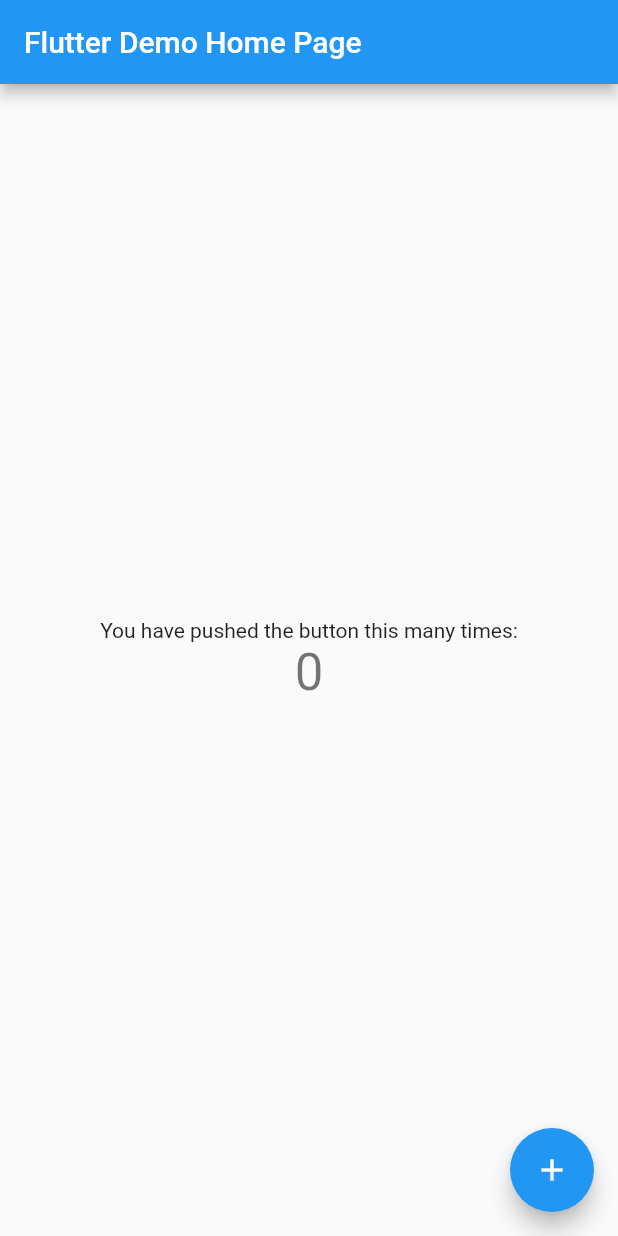
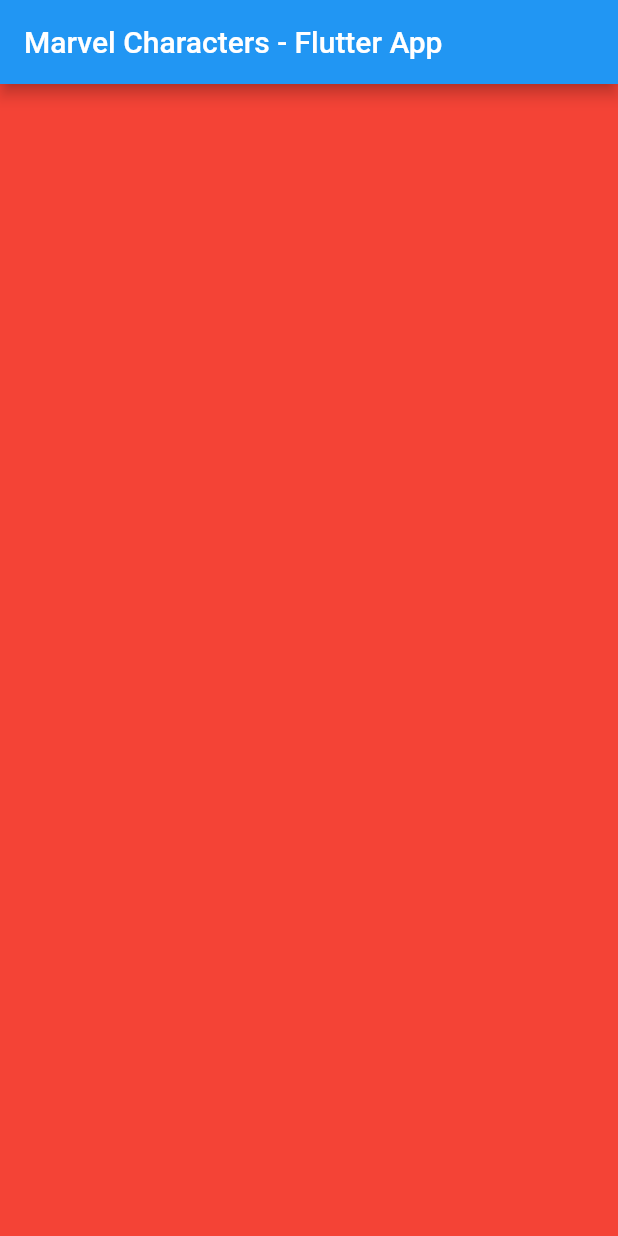
Before and after one commit to guiotta/marvel_flutter, a Flutter app: the screen it shows after launch, on a phone screen of 412 x 824 dp. Run offline on Flutter 3.47's test engine with Material 2 defaults, Android fonts, the phone set to English and light mode, and no system bars; our stand-ins replace convert, dio; network calls fail.

Commit message:
Passa a ler dados do Serviço da Marvel.

```diff
--- /dev/null
+++ b/lib/characters/model/characters_response.dart
@@ -0,0 +1,101 @@
+class CharactersResponse {
+  Data data;
+
+  CharactersResponse(this.data);
+
+
+  CharactersResponse.fromJson(Map<String, dynamic> json) {
+    data = json['data'] != null ? new Data.fromJson(json['data']) : null;
+  }
+
+  Map<String, dynamic> toJson() {
+    final Map<String, dynamic> data = new Map<String, dynamic>();
+    if (this.data != null) {
+      data['data'] = this.data.toJson();
+    }
+  }
+}
+
+class Data {
+  int offset;
+  int limit;
+  int total;
+  int count;
+  List<Character> characters;
+
+  Data({this.offset, this.limit, this.total, this.count, this.characters});
+
+  Data.fromJson(Map<String, dynamic> json) {
+    offset = json['offset'];
+    limit = json['limit'];
+    total = json['total'];
+    count = json['count'];
+    if (json['results'] != null) {
+      characters = new List<Character>();
+      json['results'].forEach((v) {
+        characters.add(new Character.fromJson(v));
+      });
+    }
+  }
+
+  Map<String, dynamic> toJson() {
+    final Map<String, dynamic> data = new Map<String, dynamic>();
+    data['offset'] = this.offset;
+    data['limit'] = this.limit;
+    data['total'] = this.total;
+    data['count'] = this.count;
+    if (this.characters != null) {
+      data['results'] = this.characters.map((v) => v.toJson()).toList();
+    }
+    return data;
+  }
+}
+
+class Character {
+  int id;
+  String name;
+  String description;
+  Thumbnail thumbnail;
+
+  Character(
+      {this.id,
+        this.name,
+        this.description,
+        this.thumbnail});
+
+  Character.fromJson(Map<String, dynamic> json) {
+    id = json['id'];
+    name = json['name'];
+    description = json['description'];
+    thumbnail = json['thumbnail'] != null
+        ? new Thumbnail.fromJson(json['thumbnail'])
+        : null;
+  }
+
+  Map<String, dynamic> toJson() {
+    final Map<String, dynamic> data = new Map<String, dynamic>();
+    data['id'] = this.id;
+    data['name'] = this.name;
+    data['description'] = this.description;
+    return data;
+  }
+}
+
+class Thumbnail {
+  String path;
+  String extension;
+
+  Thumbnail({this.path, this.extension});
+
+  Thumbnail.fromJson(Map<String, dynamic> json) {
+    path = json['path'];
+    extension = json['extension'];
+  }
+
+  Map<String, dynamic> toJson() {
+    final Map<String, dynamic> data = new Map<String, dynamic>();
+    data['path'] = this.path;
+    data['extension'] = this.extension;
+    return data;
+  }
+}
--- /dev/null
+++ b/lib/characters/presenter/characters_presenter.dart
@@ -0,0 +1,71 @@
+import 'dart:convert';
+
+import 'package:convert/convert.dart';
+import 'package:dio/dio.dart';
+import 'package:crypto/crypto.dart' as crypto;
+import 'package:marvel_flutter_test/characters/model/characters_response.dart';
+import 'package:marvel_flutter_test/constraint/constraints.dart';
+import 'package:marvel_flutter_test/constraint/keys.dart';
+
+class CharactersPresenter {
+  final itemsPerPage = 20;
+  final url = Constraints.baseUrl + "/v1/public/characters";
+  var page = 0;
+  var offset = 0;
+  var lastTotalReturnedItems = 0;
+  //var firstCall = true;
+  var searchTerm = "";
+  //CharactersView view;
+
+  CharactersPresenter();
+
+  void getCharacters() async {
+    final timestamp = DateTime.now().millisecondsSinceEpoch.toString();
+    final hash = _generateMd5(timestamp + Keys.privateKey + Keys.publicKey).toString();
+
+    try{
+      offset = (page * itemsPerPage);
+      Map<String, dynamic> queryParameters = {
+        "apikey": Keys.publicKey,
+        "hash": hash,
+        "ts": timestamp,
+        "limit": itemsPerPage.toString(),
+        "offset": offset.toString()
+      };
+
+      if (this.searchTerm.isNotEmpty && searchTerm != null) {
+        queryParameters['nameStartsWith'] = searchTerm;
+      }
+
+      /*if (!firstCall) {
+        if (this.lastTotalReturnedItems < itemsPerPage) {
+          view.addItems(List<Character>());
+        }
+      }*/
+
+      //view.showLoading();
+      //firstCall = false;
+      var response = await Dio().get(url, queryParameters: queryParameters);
+
+      final jsonValue = jsonDecode(response.toString());
+      final object = CharactersResponse.fromJson(jsonValue);
+      print("Resultado " + object.data.characters.length.toString());
+      //this.lastTotalReturnedItems = object.data.count;
+      page++;
+      //view.addItems(object.data.characters);
+
+      //view.hideLoading();
+
+    } catch (e) {
+      print("An error has occuried: " + e.toString());
+    }
+
+  }
+
+  _generateMd5(String data) {
+    var content = new Utf8Encoder().convert(data);
+    var md5 = crypto.md5;
+    var digest = md5.convert(content);
+    return hex.encode(digest.bytes);
+  }
+}
--- /dev/null
+++ b/lib/characters/screens/characters_screen.dart
@@ -0,0 +1,30 @@
+import 'package:flutter/material.dart';
+import 'package:marvel_flutter_test/characters/presenter/characters_presenter.dart';
+
+class CharactersScreen extends StatefulWidget {
+  @override
+  _CharactersScreenState createState() => _CharactersScreenState();
+}
+
+class _CharactersScreenState extends State<CharactersScreen> {
+  CharactersPresenter _charactersPresenter;
+
+  @override
+  void initState() {
+    super.initState();
+    _charactersPresenter = CharactersPresenter();
+    _charactersPresenter.getCharacters();
+  }
+
+  @override
+  Widget build(BuildContext context) {
+    return Scaffold(
+      appBar: AppBar(
+        title: Text("Marvel Characters - Flutter App"),
+      ),
+      body: Container(
+        color: Colors.red,
+      ),
+    );
+  }
+}
--- /dev/null
+++ b/lib/constraint/constraints.dart
@@ -0,0 +1,3 @@
+class Constraints {
+  static const baseUrl = 'https://gateway.marvel.com:443';
+}
--- /dev/null
+++ b/lib/constraint/keys.dart
@@ -0,0 +1,4 @@
+class Keys {
+  static const publicKey = "d9dbf50a3c4ae79c256f394017c43ac0";
+  static const privateKey = "a59bb8b2036e21406e4c63f6464f0d9920c1c702";
+}
--- a/lib/main.dart
+++ b/lib/main.dart
@@ -1,111 +1,14 @@
 import 'package:flutter/material.dart';
+import 'package:marvel_flutter_test/characters/screens/characters_screen.dart';
 
 void main() => runApp(MyApp());
 
 class MyApp extends StatelessWidget {
-  // This widget is the root of your application.
   @override
   Widget build(BuildContext context) {
     return MaterialApp(
-      title: 'Flutter Demo',
-      theme: ThemeData(
-        // This is the theme of your application.
-        //
-        // Try running your application with "flutter run". You'll see the
-        // application has a blue toolbar. Then, without quitting the app, try
-        // changing the primarySwatch below to Colors.green and then invoke
-        // "hot reload" (press "r" in the console where you ran "flutter run",
-        // or simply save your changes to "hot reload" in a Flutter IDE).
-        // Notice that the counter didn't reset back to zero; the application
-        // is not restarted.
-        primarySwatch: Colors.blue,
-      ),
-      home: MyHomePage(title: 'Flutter Demo Home Page'),
+      title: 'Marvel Characters - Flutter App',
+      home: CharactersScreen(),
     );
   }
 }
-
-class MyHomePage extends StatefulWidget {
-  MyHomePage({Key key, this.title}) : super(key: key);
-
-  // This widget is the home page of your application. It is stateful, meaning
-  // that it has a State object (defined below) that contains fields that affect
-  // how it looks.
-
-  // This class is the configuration for the state. It holds the values (in this
-  // case the title) provided by the parent (in this case the App widget) and
-  // used by the build method of the State. Fields in a Widget subclass are
-  // always marked "final".
-
-  final String title;
-
-  @override
-  _MyHomePageState createState() => _MyHomePageState();
-}
-
-class _MyHomePageState extends State<MyHomePage> {
-  int _counter = 0;
-
-  void _incrementCounter() {
-    setState(() {
-      // This call to setState tells the Flutter framework that something has
-      // changed in this State, which causes it to rerun the build method below
-      // so that the display can reflect the updated values. If we changed
-      // _counter without calling setState(), then the build method would not be
-      // called again, and so nothing would appear to happen.
-      _counter++;
-    });
-  }
-
-  @override
-  Widget build(BuildContext context) {
-    // This method is rerun every time setState is called, for instance as done
-    // by the _incrementCounter method above.
-    //
-    // The Flutter framework has been optimized to make rerunning build methods
-    // fast, so that you can just rebuild anything that needs updating rather
-    // than having to individually change instances of widgets.
-    return Scaffold(
-      appBar: AppBar(
-        // Here we take the value from the MyHomePage object that was created by
-        // the App.build method, and use it to set our appbar title.
-        title: Text(widget.title),
-      ),
-      body: Center(
-        // Center is a layout widget. It takes a single child and positions it
-        // in the middle of the parent.
-        child: Column(
-          // Column is also layout widget. It takes a list of children and
-          // arranges them vertically. By default, it sizes itself to fit its
-          // children horizontally, and tries to be as tall as its parent.
-          //
-          // Invoke "debug painting" (press "p" in the console, choose the
-          // "Toggle Debug Paint" action from the Flutter Inspector in Android
-          // Studio, or the "Toggle Debug Paint" command in Visual Studio Code)
-          // to see the wireframe for each widget.
-          //
-          // Column has various properties to control how it sizes itself and
-          // how it positions its children. Here we use mainAxisAlignment to
-          // center the children vertically; the main axis here is the vertical
-          // axis because Columns are vertical (the cross axis would be
-          // horizontal).
-          mainAxisAlignment: MainAxisAlignment.center,
-          children: <Widget>[
-            Text(
-              'You have pushed the button this many times:',
-            ),
-            Text(
-              '$_counter',
-              style: Theme.of(context).textTheme.display1,
-            ),
-          ],
-        ),
-      ),
-      floatingActionButton: FloatingActionButton(
-        onPressed: _incrementCounter,
-        tooltip: 'Increment',
-        child: Icon(Icons.add),
-      ), // This trailing comma makes auto-formatting nicer for build methods.
-    );
-  }
-}
--- a/pubspec.yaml
+++ b/pubspec.yaml
@@ -23,6 +23,9 @@ dependencies:
   # The following adds the Cupertino Icons font to your application.
   # Use with the CupertinoIcons class for iOS style icons.
   cupertino_icons: ^0.1.2
+  http: ^0.12.0+1
+  dio: ^2.0.0
+  crypto: ^2.0.6
 
 dev_dependencies:
   flutter_test:
```
Also changed, not shown: pubspec.lock.
